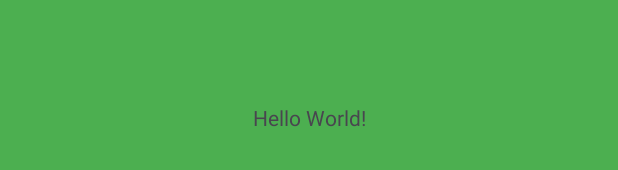
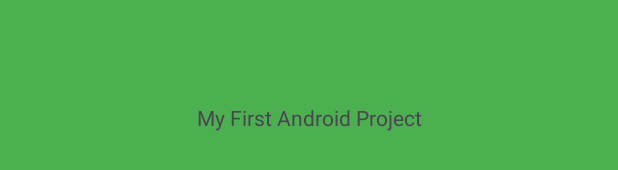
Before and after one commit to DroidErss/MyFirstGitProject, an Android app: the layout activity_main.xml on its own in the app's theme, with its tools: preview values and no code run, on a phone screen of 412 x 824 dp. Shown: the part 501-671 px from the top of the screen. Run offline under Robolectric (Android 15) with nearby library versions, the phone set to English and light mode, and no system bars.

Commit message:
Change hello text

```diff
--- a/app/src/main/res/layout/activity_main.xml
+++ b/app/src/main/res/layout/activity_main.xml
@@ -10,7 +10,7 @@
     <TextView
         android:layout_width="wrap_content"
         android:layout_height="wrap_content"
-        android:text="Hello World!"
+        android:text="My First Android Project"
         app:layout_constraintBottom_toBottomOf="parent"
         app:layout_constraintEnd_toEndOf="parent"
         app:layout_constraintStart_toStartOf="parent"
```
